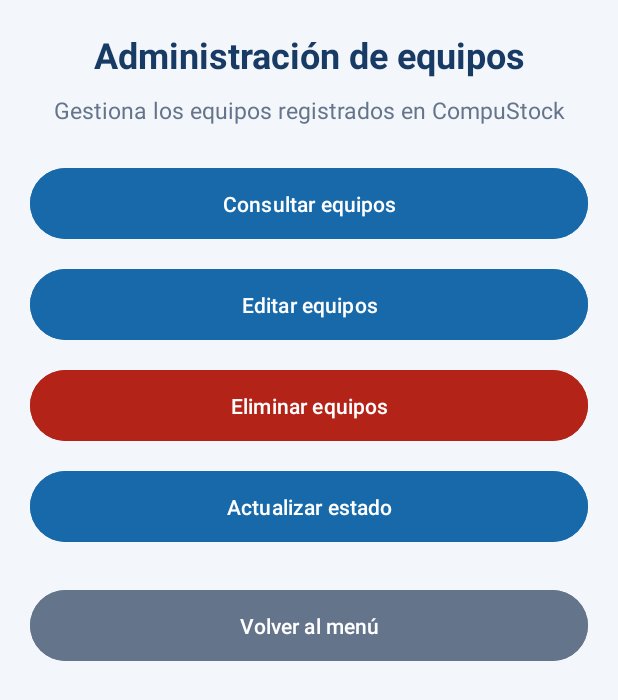
After one commit to itzelgonzm0n-hub/CompuStock, an Android app: the AdministracionActivity screen opened directly, with no data from a screen before it, on a phone screen of 412 x 824 dp. The commit adds this screen. Shown: the top 700 px of the screen. Run offline under Robolectric (Android 15) with nearby library versions, the phone set to English and light mode, and no system bars.

Commit message:
Agrega pantalla de administracion de equipos

```diff
--- a/app/src/main/AndroidManifest.xml
+++ b/app/src/main/AndroidManifest.xml
@@ -37,6 +37,10 @@
             android:name=".ReportesActivity"
             android:exported="false" />
 
+        <activity
+            android:name=".AdministracionActivity"
+            android:exported="false" />
+
     </application>
 
 </manifest>
--- /dev/null
+++ b/app/src/main/java/com/example/proyectou3/AdministracionActivity.kt
@@ -0,0 +1,38 @@
+package com.example.proyectou3
+
+import android.os.Bundle
+import android.widget.Toast
+import androidx.appcompat.app.AppCompatActivity
+import com.example.proyectou3.databinding.ActivityAdministracionBinding
+
+class AdministracionActivity : AppCompatActivity() {
+
+    private lateinit var binding: ActivityAdministracionBinding
+
+    override fun onCreate(savedInstanceState: Bundle?) {
+        super.onCreate(savedInstanceState)
+
+        binding = ActivityAdministracionBinding.inflate(layoutInflater)
+        setContentView(binding.root)
+
+        binding.btnVolver.setOnClickListener {
+            finish()
+        }
+
+        binding.btnConsultarEquipos.setOnClickListener {
+            Toast.makeText(this, "Consulta de equipos", Toast.LENGTH_SHORT).show()
+        }
+
+        binding.btnEditarEquipo.setOnClickListener {
+            Toast.makeText(this, "Edición de equipos", Toast.LENGTH_SHORT).show()
+        }
+
+        binding.btnEliminarEquipo.setOnClickListener {
+            Toast.makeText(this, "Eliminación de equipos", Toast.LENGTH_SHORT).show()
+        }
+
+        binding.btnActualizarEstado.setOnClickListener {
+            Toast.makeText(this, "Actualización de estado", Toast.LENGTH_SHORT).show()
+        }
+    }
+}
--- a/app/src/main/java/com/example/proyectou3/PanelActivity.kt
+++ b/app/src/main/java/com/example/proyectou3/PanelActivity.kt
@@ -33,5 +33,8 @@ class PanelActivity : AppCompatActivity() {
         binding.btnReportes.setOnClickListener {
             startActivity(Intent(this, ReportesActivity::class.java))
         }
+        binding.btnAdministracion.setOnClickListener {
+            startActivity(Intent(this, AdministracionActivity::class.java))
+        }
     }
 }
--- /dev/null
+++ b/app/src/main/res/layout/activity_administracion.xml
@@ -0,0 +1,73 @@
+<?xml version="1.0" encoding="utf-8"?>
+<LinearLayout
+    xmlns:android="http://schemas.android.com/apk/res/android"
+    android:layout_width="match_parent"
+    android:layout_height="match_parent"
+    android:orientation="vertical"
+    android:background="#F3F6FA"
+    android:padding="20dp">
+
+    <TextView
+        android:layout_width="match_parent"
+        android:layout_height="wrap_content"
+        android:text="Administración de equipos"
+        android:textColor="#173B65"
+        android:textSize="24sp"
+        android:textStyle="bold"
+        android:gravity="center"
+        android:layout_marginBottom="10dp"/>
+
+    <TextView
+        android:layout_width="match_parent"
+        android:layout_height="wrap_content"
+        android:text="Gestiona los equipos registrados en CompuStock"
+        android:textColor="#64748B"
+        android:textSize="15sp"
+        android:gravity="center"
+        android:layout_marginBottom="24dp"/>
+
+    <Button
+        android:id="@+id/btnConsultarEquipos"
+        android:layout_width="match_parent"
+        android:layout_height="55dp"
+        android:text="Consultar equipos"
+        android:textAllCaps="false"
+        android:backgroundTint="#1769AA"/>
+
+    <Button
+        android:id="@+id/btnEditarEquipo"
+        android:layout_width="match_parent"
+        android:layout_height="55dp"
+        android:text="Editar equipos"
+        android:textAllCaps="false"
+        android:backgroundTint="#1769AA"
+        android:layout_marginTop="12dp"/>
+
+    <Button
+        android:id="@+id/btnEliminarEquipo"
+        android:layout_width="match_parent"
+        android:layout_height="55dp"
+        android:text="Eliminar equipos"
+        android:textAllCaps="false"
+        android:backgroundTint="#B42318"
+        android:layout_marginTop="12dp"/>
+
+    <Button
+        android:id="@+id/btnActualizarEstado"
+        android:layout_width="match_parent"
+        android:layout_height="55dp"
+        android:text="Actualizar estado"
+        android:textAllCaps="false"
+        android:backgroundTint="#1769AA"
+        android:layout_marginTop="12dp"/>
+
+    <Button
+        android:id="@+id/btnVolver"
+        android:layout_width="match_parent"
+        android:layout_height="55dp"
+        android:text="Volver al menú"
+        android:textAllCaps="false"
+        android:backgroundTint="#64748B"
+        android:layout_marginTop="24dp"/>
+
+</LinearLayout>
```
